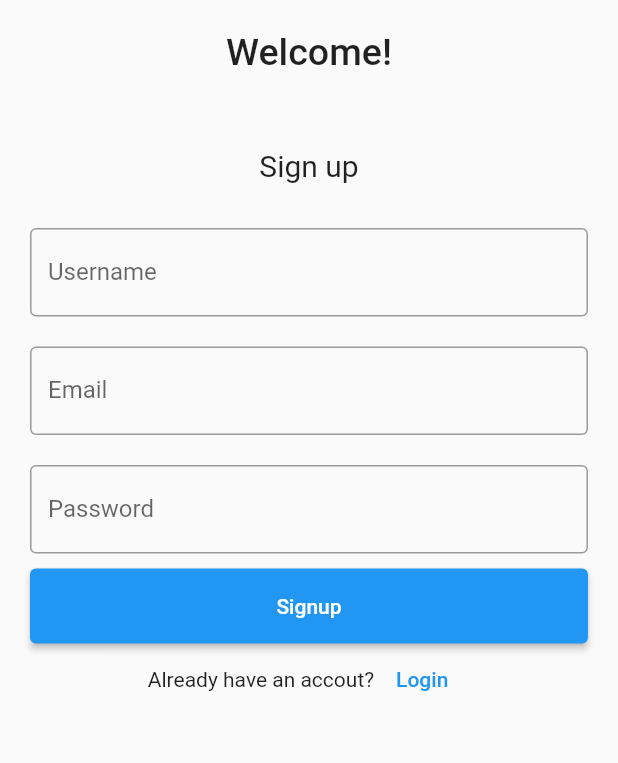
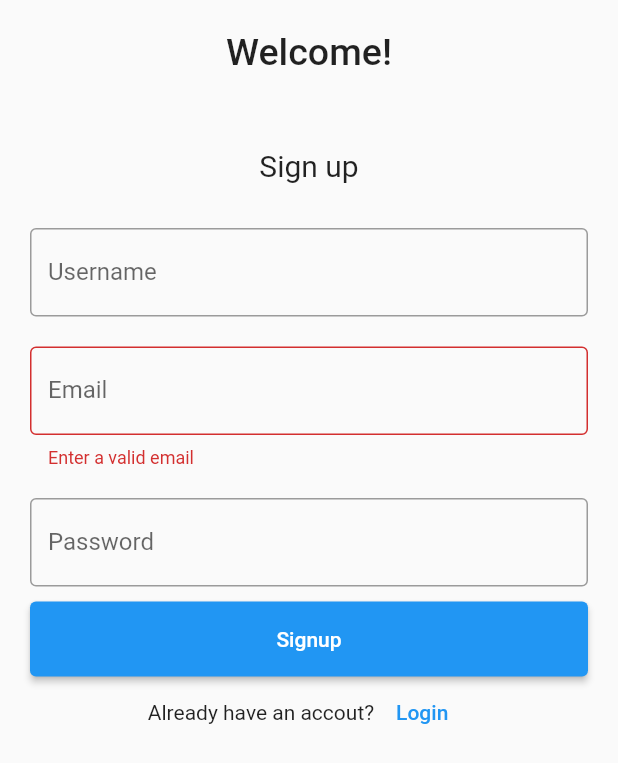
Before and after one commit to Rashaad1268/Chat-app, a Flutter app: the screen it shows after launch, after a tap on "Sign up", on a phone screen of 412 x 824 dp. Shown: the top 763 px of the screen. Run offline on Flutter 3.47's test engine with Material 2 defaults, Android fonts, the phone set to English and light mode, and no system bars; our stand-ins replace dio, flutter_secure_storage.

Commit message:
fix bug in signup and add validation

```diff
--- a/src/mobile_frontend/lib/pages/auth_pages.dart
+++ b/src/mobile_frontend/lib/pages/auth_pages.dart
@@ -1,6 +1,17 @@
 import 'package:flutter/material.dart';
 import '../utils/api.dart';
 import '../utils/constants.dart' show emailRegex;
+
+String? validateUsername(String? username) {
+  if (username == null) {
+    return "Username can't be empty";
+  } else if (username.length <= 1) {
+    return 'Username should be atleast 2 characters';
+  } else if (username.length > 10) {
+    return "Username can't be longer than 10 characters";
+  }
+  return null;
+}
 
 String? validateEmail(String? email) {
   if (email == null || emailRegex.hasMatch(email) == false) {
@@ -167,6 +178,7 @@ class SignupPage extends StatefulWidget {
   final usernameController = TextEditingController();
   final emailController = TextEditingController();
   final passwordController = TextEditingController();
+  final _formKey = GlobalKey<FormState>();
 
   SignupPage(this.setIsLoggedIn, this.setTokens, {Key? key}) : super(key: key);
 
@@ -186,7 +198,7 @@ class _SignupPageState extends State<SignupPage> {
   Future<bool> attemptSignup(
       String username, String email, String password) async {
     var response = await requestApi('post', 'auth/signup/',
-        data: {'username': username, 'password': password});
+        data: {'username': username, 'email': email, 'password': password});
 
     if (response.statusCode == 200) {
       Map<dynamic, dynamic> tokens = response.data['tokens'];
@@ -205,7 +217,9 @@ class _SignupPageState extends State<SignupPage> {
   @override
   Widget build(BuildContext context) {
     return Scaffold(
-        body: Padding(
+        body: Form(
+      key: widget._formKey,
+      child: Padding(
           padding: const EdgeInsets.all(10),
           child: ListView(
             children: <Widget>[
@@ -214,8 +228,7 @@ class _SignupPageState extends State<SignupPage> {
                   padding: const EdgeInsets.all(10),
                   child: const Text(
                     'Welcome!',
-                      style:
-                          TextStyle(fontWeight: FontWeight.w500, fontSize: 25),
+                    style: TextStyle(fontWeight: FontWeight.w500, fontSize: 25),
                   )),
               Container(
                   alignment: Alignment.center,
@@ -226,8 +239,10 @@ class _SignupPageState extends State<SignupPage> {
                   )),
               Container(
                 padding: const EdgeInsets.all(10),
-                  child: TextField(
+                child: TextFormField(
                   controller: widget.usernameController,
+                  validator: validateUsername,
+                  autovalidateMode: AutovalidateMode.onUserInteraction,
                   decoration: const InputDecoration(
                     border: OutlineInputBorder(),
                     labelText: 'Username',
@@ -236,8 +251,10 @@ class _SignupPageState extends State<SignupPage> {
               ),
               Container(
                 padding: const EdgeInsets.all(10),
-                  child: TextField(
+                child: TextFormField(
                   controller: widget.emailController,
+                  validator: validateEmail,
+                  autovalidateMode: AutovalidateMode.always,
                   decoration: const InputDecoration(
                     border: OutlineInputBorder(),
                     labelText: 'Email',
@@ -261,11 +278,13 @@ class _SignupPageState extends State<SignupPage> {
                   child: ElevatedButton(
                     child: const Text('Signup'),
                     onPressed: () {
+                      if (widget._formKey.currentState!.validate()) {
                         attemptSignup(
                                 widget.usernameController.text,
                                 widget.emailController.text,
                                 widget.passwordController.text)
                             .then((signupStatus) => null);
+                      }
                       Navigator.pop(context);
                     },
                   )),
@@ -279,8 +298,7 @@ class _SignupPageState extends State<SignupPage> {
                       style: TextStyle(fontSize: 14),
                     ),
                     onPressed: () {
-                        Navigator.push(context,
-                            MaterialPageRoute(builder: (ctx) {
+                      Navigator.push(context, MaterialPageRoute(builder: (ctx) {
                         return LoginPage(
                             widget.setIsLoggedIn, widget.setTokens);
                       }));
@@ -289,6 +307,7 @@ class _SignupPageState extends State<SignupPage> {
                 ],
               ),
             ],
-            )));
+          )),
+    ));
   }
 }
```
Lines whose indentation alone changed are shown as unchanged.
